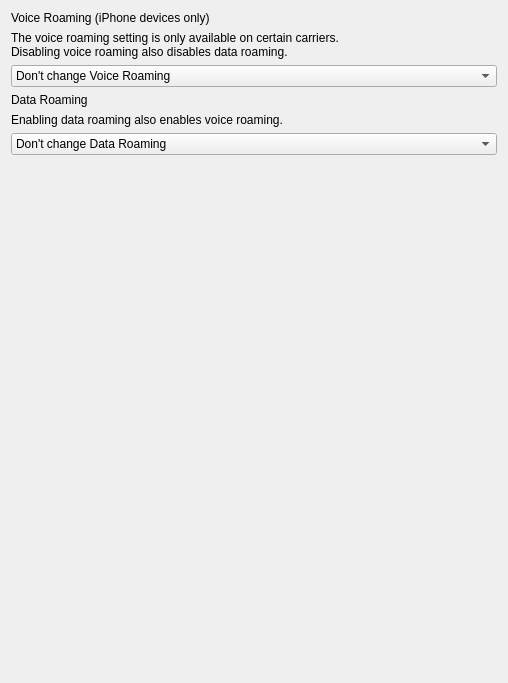
Before: the Qt Designer form FWAdminLib/Configurator/CommandPolicyForm.ui in fw-dev/translations, drawn with Qt 5.
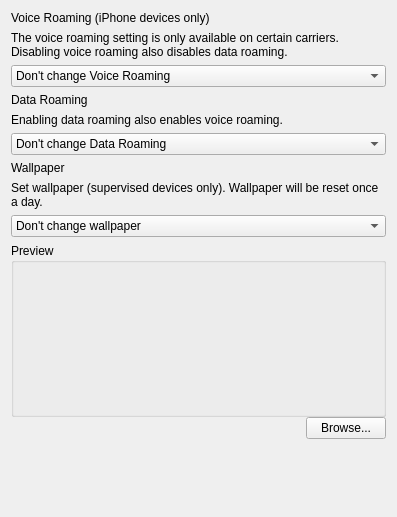
After: the same form once the commit is applied.

Patch:
```diff
--- a/FWAdminLib/Configurator/CommandPolicyForm.ui
+++ b/FWAdminLib/Configurator/CommandPolicyForm.ui
@@ -6,8 +6,8 @@
    <rect>
     <x>0</x>
     <y>0</y>
-    <width>508</width>
-    <height>683</height>
+    <width>397</width>
+    <height>517</height>
    </rect>
   </property>
   <property name="windowTitle">
@@ -80,6 +80,189 @@
      </item>
     </widget>
    </item>
+   <item>
+    <widget class="QLabel" name="label_3">
+     <property name="text">
+      <string>Wallpaper</string>
+     </property>
+    </widget>
+   </item>
+   <item>
+    <widget class="QLabel" name="lTipWallpaper">
+     <property name="text">
+      <string>Set wallpaper (supervised devices only). Wallpaper will be reset once a day.</string>
+     </property>
+     <property name="wordWrap">
+      <bool>true</bool>
+     </property>
+    </widget>
+   </item>
+   <item>
+    <widget class="QComboBox" name="cbWallpaper">
+     <item>
+      <property name="text">
+       <string>Don't change wallpaper</string>
+      </property>
+     </item>
+     <item>
+      <property name="text">
+       <string>Lock Screen</string>
+      </property>
+     </item>
+     <item>
+      <property name="text">
+       <string>Home Screen</string>
+      </property>
+     </item>
+     <item>
+      <property name="text">
+       <string>Lock and Home Screen</string>
+      </property>
+     </item>
+    </widget>
+   </item>
+   <item>
+    <widget class="QWidget" name="wallpaperDetails" native="true">
+     <layout class="QVBoxLayout" name="verticalLayout_2">
+      <property name="spacing">
+       <number>0</number>
+      </property>
+      <property name="leftMargin">
+       <number>0</number>
+      </property>
+      <property name="topMargin">
+       <number>0</number>
+      </property>
+      <property name="rightMargin">
+       <number>0</number>
+      </property>
+      <property name="bottomMargin">
+       <number>0</number>
+      </property>
+      <item>
+       <widget class="QGroupBox" name="wallpaperPreviewGrp">
+        <property name="title">
+         <string>Preview</string>
+        </property>
+        <layout class="QGridLayout" name="gridLayout">
+         <item row="1" column="0">
+          <spacer name="horizontalSpacer_2">
+           <property name="orientation">
+            <enum>Qt::Horizontal</enum>
+           </property>
+           <property name="sizeHint" stdset="0">
+            <size>
+             <width>206</width>
+             <height>20</height>
+            </size>
+           </property>
+          </spacer>
+         </item>
+         <item row="1" column="3">
+          <spacer name="horizontalSpacer_3">
+           <property name="orientation">
+            <enum>Qt::Horizontal</enum>
+           </property>
+           <property name="sizeHint" stdset="0">
+            <size>
+             <width>205</width>
+             <height>20</height>
+            </size>
+           </property>
+          </spacer>
+         </item>
+         <item row="1" column="1">
+          <widget class="QLabel" name="wallpaperPreview">
+           <property name="sizePolicy">
+            <sizepolicy hsizetype="Fixed" vsizetype="Fixed">
+             <horstretch>0</horstretch>
+             <verstretch>0</verstretch>
+            </sizepolicy>
+           </property>
+           <property name="minimumSize">
+            <size>
+             <width>100</width>
+             <height>133</height>
+            </size>
+           </property>
+           <property name="text">
+            <string/>
+           </property>
+           <property name="scaledContents">
+            <bool>true</bool>
+           </property>
+          </widget>
+         </item>
+         <item row="0" column="1">
+          <spacer name="verticalSpacer_2">
+           <property name="orientation">
+            <enum>Qt::Vertical</enum>
+           </property>
+           <property name="sizeHint" stdset="0">
+            <size>
+             <width>0</width>
+             <height>0</height>
+            </size>
+           </property>
+          </spacer>
+         </item>
+         <item row="2" column="1">
+          <spacer name="verticalSpacer_3">
+           <property name="orientation">
+            <enum>Qt::Vertical</enum>
+           </property>
+           <property name="sizeHint" stdset="0">
+            <size>
+             <width>0</width>
+             <height>0</height>
+            </size>
+           </property>
+          </spacer>
+         </item>
+        </layout>
+       </widget>
+      </item>
+      <item>
+       <widget class="QWidget" name="widget" native="true">
+        <layout class="QHBoxLayout" name="horizontalLayout">
+         <property name="leftMargin">
+          <number>0</number>
+         </property>
+         <property name="topMargin">
+          <number>0</number>
+         </property>
+         <property name="rightMargin">
+          <number>0</number>
+         </property>
+         <property name="bottomMargin">
+          <number>0</number>
+         </property>
+         <item>
+          <spacer name="horizontalSpacer">
+           <property name="orientation">
+            <enum>Qt::Horizontal</enum>
+           </property>
+           <property name="sizeHint" stdset="0">
+            <size>
+             <width>40</width>
+             <height>20</height>
+            </size>
+           </property>
+          </spacer>
+         </item>
+         <item>
+          <widget class="QPushButton" name="browseWallpaper">
+           <property name="text">
+            <string>Browse...</string>
+           </property>
+          </widget>
+         </item>
+        </layout>
+       </widget>
+      </item>
+     </layout>
+    </widget>
+   </item>
    <item>
     <spacer name="verticalSpacer">
      <property name="orientation">
@@ -87,8 +270,8 @@
      </property>
      <property name="sizeHint" stdset="0">
       <size>
-       <width>20</width>
-       <height>594</height>
+       <width>0</width>
+       <height>0</height>
       </size>
      </property>
     </spacer>
```
